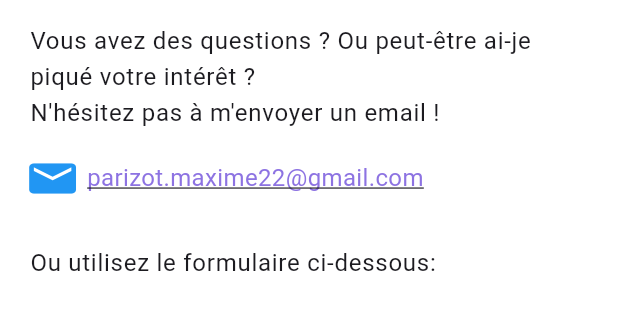
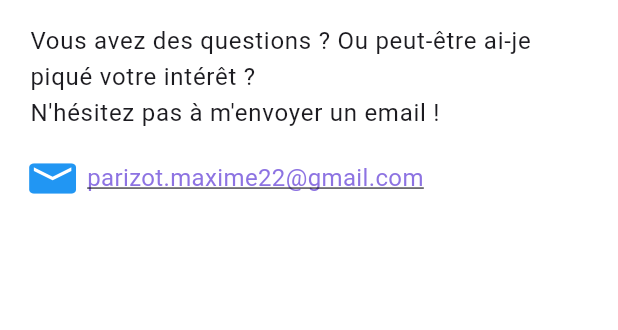
Before and after one commit to ParizotMaxime22/ParizotMaxime22.github.io, a Flutter app: the screen it shows after launch, after a tap on "Mes projets", after a tap on "Me contacter", on a phone screen of 412 x 824 dp, the part 155-485 px from its top. Run offline on Flutter 3.47's test engine with Material 3 defaults, Android fonts, the phone set to English and light mode, and no system bars; our stand-ins replace font_awesome_flutter, shared_preferences, web; missing offline and left inert: captcha_verification.

Commit message:
Remove redundant text and spacing in contact page
Commented out unused text and padding to improve clarity and maintain focus on essential elements. This change simplifies the UI and enhances the user experience by removing unnecessary distractions.

```diff
--- a/lib/pages/contact/contact_page.dart
+++ b/lib/pages/contact/contact_page.dart
@@ -123,11 +123,11 @@ class _ContactPageState extends State<ContactPage> {
               ),
             ],
           ),
-          const SizedBox(height: 30),
-          Text(
-            'Ou utilisez le formulaire ci-dessous:',
-            style: Theme.of(context).textTheme.bodyLarge,
-          ),
+          // const SizedBox(height: 30),
+          // Text(
+          //   'Ou utilisez le formulaire ci-dessous:',
+          //   style: Theme.of(context).textTheme.bodyLarge,
+          // ),
 
           // Contact Form with Overlay
           // Stack(
```
